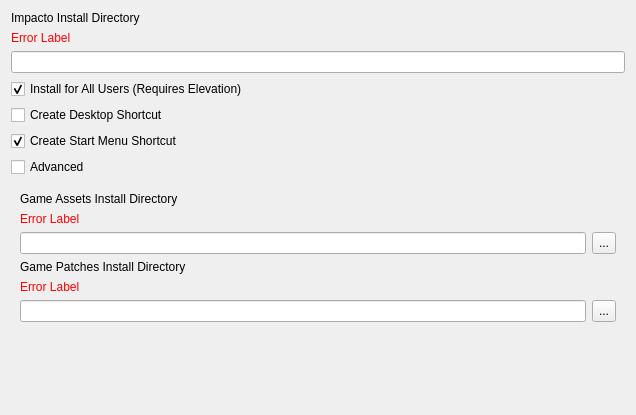
First picture: the form in installer/packages/com.committeeofzero.installer/meta/targetDirectories.ui, repository CommitteeOfZero/dirac-sea, before the edit.
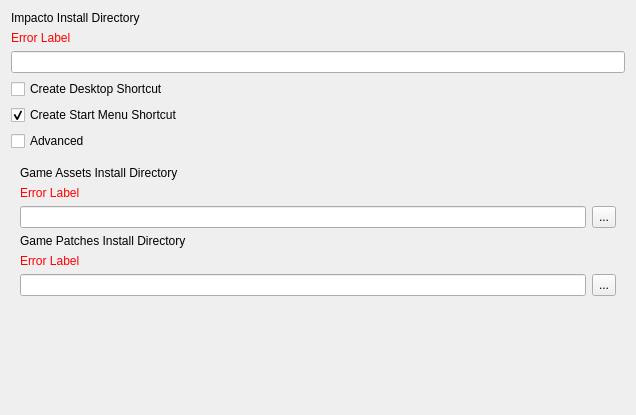
Second picture: the form after the edit.

Commit message: Single user install only and use roaming for config files on windows

The edit to the form file:
```diff
--- a/installer/packages/com.committeeofzero.installer/meta/targetDirectories.ui
+++ b/installer/packages/com.committeeofzero.installer/meta/targetDirectories.ui
@@ -54,16 +54,6 @@
      </item>
     </layout>
    </item>
-   <item>
-    <widget class="QCheckBox" name="checkBoxElevation">
-     <property name="text">
-      <string>Install for All Users (Requires Elevation)</string>
-     </property>
-     <property name="checked">
-      <bool>true</bool>
-     </property>
-    </widget>
-   </item>
    <item>
     <widget class="QCheckBox" name="checkBoxDesktop">
      <property name="text">
```
The commit also changes 3 other files.
